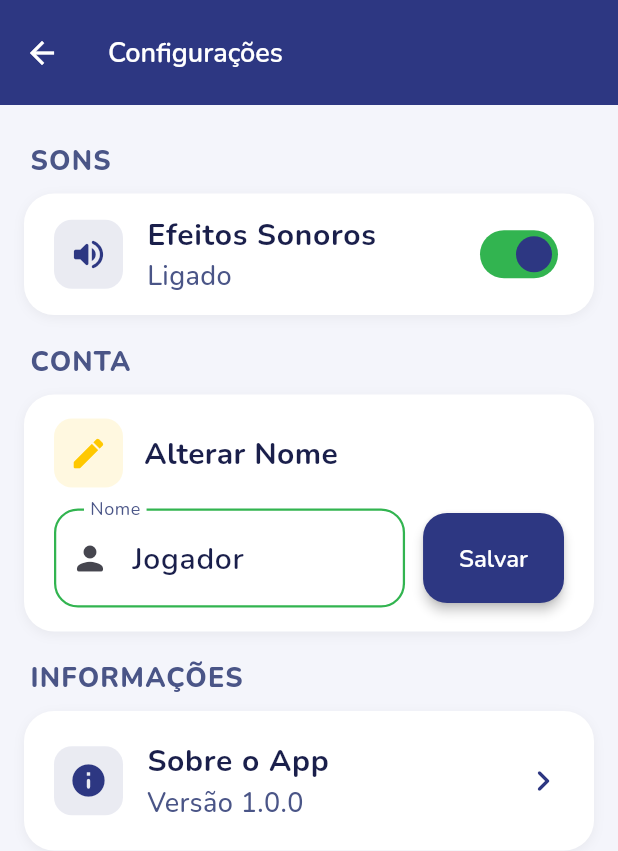
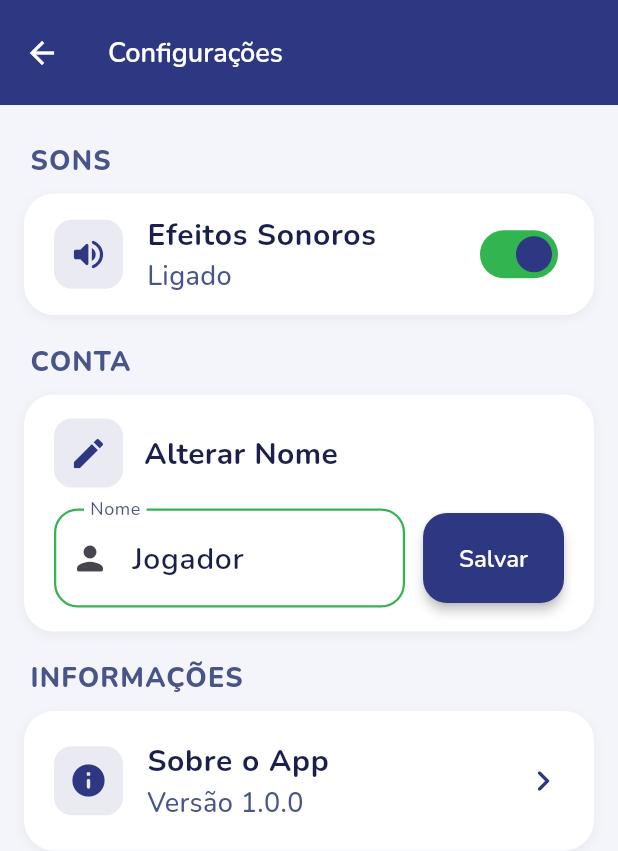
Before and after one commit to murilofsouza/elderly-games, a Flutter app: the HomeScreen screen opened by its route, item 2 of the bottom bar chosen, after a tap on the "settings" icon, on a phone screen of 412 x 824 dp. Shown: the top 851 px of the screen. Run offline on Flutter 3.47's test engine with Material 3 defaults, Android fonts, the phone set to English and light mode, and no system bars; our stand-ins replace audioplayers, flutter_svg, google_fonts, shared_preferences; accounts and stored records are empty.

Commit message:
Enhance theme colors and UI consistency across screens
- Added a new color `amareloText` for improved text visibility on light backgrounds in `app_colors.dart`.
- Updated various screens (`game_placeholder_screen.dart`, `home_screen.dart`, `settings_screen.dart`, `game_action_bar.dart`, `points_display.dart`) to use `AppTheme.primaryColor` instead of `AppTheme.secondaryColor` for better visual consistency.
- Adjusted `pointsColor` in `app_theme.dart` to utilize the new `amareloText` color.
- Refactored color usage in `game_card.dart` to enhance text readability.

```diff
--- a/elderly_games/lib/core/theme/app_colors.dart
+++ b/elderly_games/lib/core/theme/app_colors.dart
@@ -18,6 +18,10 @@ abstract class AppColors {
 
   /// Accent — NEVER use as text on white (1.55:1). Only for backgrounds, icons, badges.
   static const Color amarelo = Color(0xFFFFC800);
+
+  /// Dark amber — use amarelo as text/icon on light backgrounds (6.1:1 ✅ AA).
+  /// Pair with amarelo fills when you need a readable "gold/reward" foreground.
+  static const Color amareloText = Color(0xFF7A5C00);
 
   /// Accent — only use with white text ON coral bg (3.98:1 ✅ AA large text).
   /// Do NOT use coral as text color on white.
--- a/elderly_games/lib/screens/home_screen.dart
+++ b/elderly_games/lib/screens/home_screen.dart
@@ -164,7 +164,7 @@ class _GamesTab extends StatelessWidget {
         SliverToBoxAdapter(
           child: _SectionTitle(
             icon: Icons.star_rounded,
-            iconColor: AppTheme.secondaryColor,
+            iconColor: AppTheme.pointsColor,
             title: 'Jogos Gratuitos',
           ),
         ),
--- a/elderly_games/lib/screens/settings_screen.dart
+++ b/elderly_games/lib/screens/settings_screen.dart
@@ -171,12 +171,12 @@ class _SettingsScreenState extends State<SettingsScreen> {
                           width: 46,
                           height: 46,
                           decoration: BoxDecoration(
-                            color: AppTheme.secondaryColor.withValues(alpha: 0.12),
+                            color: AppTheme.primaryColor.withValues(alpha: 0.10),
                             borderRadius: BorderRadius.circular(12),
                           ),
                           child: const Icon(
                             Icons.edit_rounded,
-                            color: AppTheme.secondaryColor,
+                            color: AppTheme.primaryColor,
                             size: 26,
                           ),
                         ),
--- a/elderly_games/lib/themes/app_theme.dart
+++ b/elderly_games/lib/themes/app_theme.dart
@@ -14,7 +14,7 @@ abstract class AppTheme {
   static const Color successColor = AppColors.success;
   static const Color textPrimary = AppColors.textPrimary;
   static const Color textSecondary = AppColors.textSecondary;
-  static const Color pointsColor = AppColors.amarelo;
+  static const Color pointsColor = AppColors.amareloText;
 
   // ── Font Sizes ────────────────────────────────────────────────────────────────
   static const double fontSmall = 18;
--- a/elderly_games/lib/widgets/game_action_bar.dart
+++ b/elderly_games/lib/widgets/game_action_bar.dart
@@ -66,7 +66,7 @@ class GameActionBar extends StatelessWidget {
               children: [
                 const Icon(
                   Icons.stars_rounded,
-                  color: AppTheme.secondaryColor,
+                  color: AppTheme.pointsColor,
                   size: 26,
                 ),
                 const SizedBox(width: 6),
@@ -103,7 +103,7 @@ class GameActionBar extends StatelessWidget {
             label: 'Dica',
             cost: game.hintCost,
             icon: Icons.lightbulb_rounded,
-            color: AppTheme.secondaryColor,
+            color: AppTheme.pointsColor,
             enabled: canAffordHint,
             onPressed: () async {
               final success = await manager.useHint(game);
--- a/elderly_games/lib/widgets/game_card.dart
+++ b/elderly_games/lib/widgets/game_card.dart
@@ -1,5 +1,6 @@
 import 'package:flutter/material.dart';
 
+import '../core/theme/app_colors.dart';
 import '../models/game_info.dart';
 import '../themes/app_theme.dart';
 
@@ -201,7 +202,7 @@ class _PriceBadge extends StatelessWidget {
         style: const TextStyle(
           fontSize: AppTheme.fontSmall,
           fontWeight: FontWeight.w800,
-          color: Colors.white,
+          color: AppColors.btnSecondaryText,
         ),
       ),
     );
--- a/elderly_games/lib/widgets/points_display.dart
+++ b/elderly_games/lib/widgets/points_display.dart
@@ -29,6 +29,7 @@ class PointsDisplay extends StatelessWidget {
       child: Row(
         mainAxisSize: MainAxisSize.min,
         children: [
+          // Icons use bright amarelo: dark-blue header bg gives 7.5:1 ✅ AAA.
           _Pill(
             icon: Icons.stars_rounded,
             iconColor: AppTheme.secondaryColor,
@@ -43,7 +44,7 @@ class PointsDisplay extends StatelessWidget {
           ),
           _Pill(
             icon: Icons.local_fire_department_rounded,
-            iconColor: AppTheme.pointsColor,
+            iconColor: AppTheme.secondaryColor,
             value: dailyStreak,
             label: 'dias',
           ),
```
Also changed, not shown: elderly_games/lib/screens/game_placeholder_screen.dart (+4 -4 lines).
